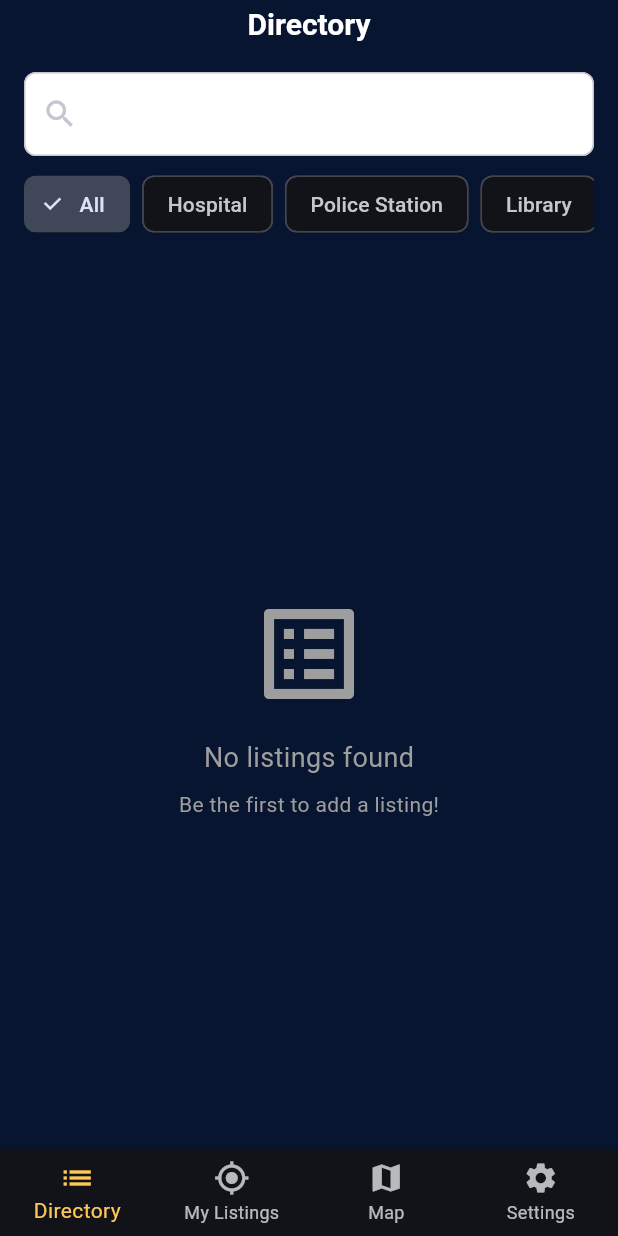
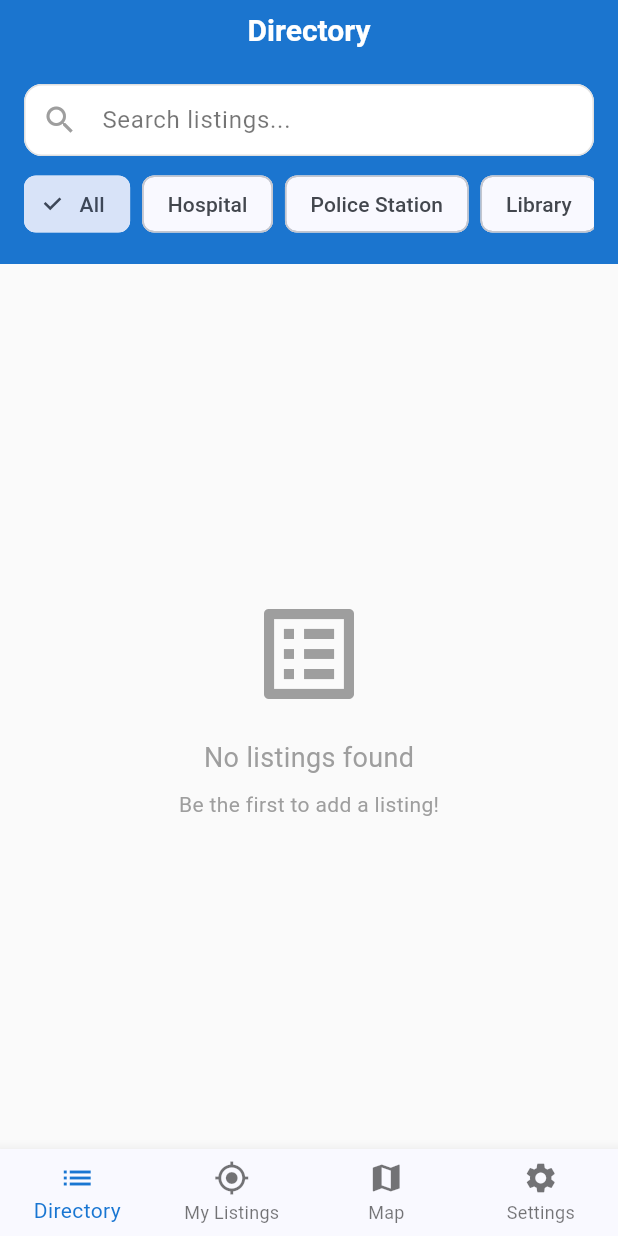
Before and after one commit to justine-neema/assignment2, a Flutter app: the screen it shows once a user with an empty profile is signed in, on a phone screen of 412 x 824 dp. Run offline on Flutter 3.47's test engine with Material 3 defaults, Android fonts, the phone set to English and light mode, and no system bars; our stand-ins replace cloud_firestore, firebase_auth, firebase_core, geocoding, geolocator, google_maps_flutter; accounts and stored records are empty.

Commit message:
refining some errors

```diff
--- a/lib/main.dart
+++ b/lib/main.dart
@@ -27,8 +27,8 @@ class MyApp extends StatelessWidget {
 
   @override
   Widget build(BuildContext context) {
-    const primaryColor = Color(0xFF071530); // deep navy
-    const accentColor = Color(0xFFFFC857); // warm yellow
+    const primaryColor = Color(0xFF1976D2); // blue
+    const accentColor = Color(0xFFFF9800); // orange
 
     final baseTheme = ThemeData(
       useMaterial3: true,
@@ -36,9 +36,9 @@ class MyApp extends StatelessWidget {
         seedColor: primaryColor,
         primary: primaryColor,
         secondary: accentColor,
-        brightness: Brightness.dark,
+        brightness: Brightness.light,
       ),
-      scaffoldBackgroundColor: primaryColor,
+      scaffoldBackgroundColor: Colors.grey.shade50,
       fontFamily: 'Roboto',
     );
 
@@ -68,7 +68,7 @@ class MyApp extends StatelessWidget {
         theme: baseTheme.copyWith(
           appBarTheme: baseTheme.appBarTheme.copyWith(
             backgroundColor: primaryColor,
-            elevation: 0,
+            elevation: 1,
             centerTitle: true,
             titleTextStyle: const TextStyle(
               fontSize: 20,
@@ -79,8 +79,8 @@ class MyApp extends StatelessWidget {
           ),
           elevatedButtonTheme: ElevatedButtonThemeData(
             style: ElevatedButton.styleFrom(
-              backgroundColor: accentColor,
-              foregroundColor: Colors.black,
+              backgroundColor: primaryColor,
+              foregroundColor: Colors.white,
               shape: RoundedRectangleBorder(
                 borderRadius: BorderRadius.circular(12),
               ),
@@ -93,16 +93,20 @@ class MyApp extends StatelessWidget {
           ),
           inputDecorationTheme: baseTheme.inputDecorationTheme.copyWith(
             filled: true,
-            fillColor: const Color(0xFF0C2146),
-            labelStyle: const TextStyle(color: Colors.white70),
-            hintStyle: const TextStyle(color: Colors.white54),
+            fillColor: Colors.white,
+            labelStyle: const TextStyle(color: Colors.black87),
+            hintStyle: const TextStyle(color: Colors.black54),
             border: OutlineInputBorder(
               borderRadius: BorderRadius.circular(12),
-              borderSide: BorderSide.none,
+              borderSide: BorderSide(color: Colors.grey.shade300),
+            ),
+            enabledBorder: OutlineInputBorder(
+              borderRadius: BorderRadius.circular(12),
+              borderSide: BorderSide(color: Colors.grey.shade300),
             ),
             focusedBorder: OutlineInputBorder(
               borderRadius: BorderRadius.circular(12),
-              borderSide: const BorderSide(color: accentColor, width: 2),
+              borderSide: const BorderSide(color: primaryColor, width: 2),
             ),
             errorBorder: OutlineInputBorder(
               borderRadius: BorderRadius.circular(12),
@@ -110,8 +114,8 @@ class MyApp extends StatelessWidget {
             ),
           ),
           textTheme: baseTheme.textTheme.apply(
-            bodyColor: Colors.white,
-            displayColor: Colors.white,
+            bodyColor: Colors.black87,
+            displayColor: Colors.black87,
           ),
         ),
         home: const App(),
--- a/lib/screens/directory/directory_screen.dart
+++ b/lib/screens/directory/directory_screen.dart
@@ -45,13 +45,15 @@ void dispose() {
                   controller: _searchController,
                   decoration: InputDecoration(
                     hintText: 'Search listings...',
-                    prefixIcon: const Icon(Icons.search),
+                    prefixIcon: const Icon(Icons.search, color: Colors.grey),
                     border: OutlineInputBorder(
                       borderRadius: BorderRadius.circular(8),
                     ),
                     filled: true,
                     fillColor: Colors.white,
+                    contentPadding: const EdgeInsets.symmetric(horizontal: 16, vertical: 12),
                   ),
+                  style: const TextStyle(color: Colors.black87),
                   onChanged: (value) {
                     Provider.of<ListingProvider>(context, listen: false)
                         .setSearchQuery(value);
```
Also changed, not shown: 4 other files.
